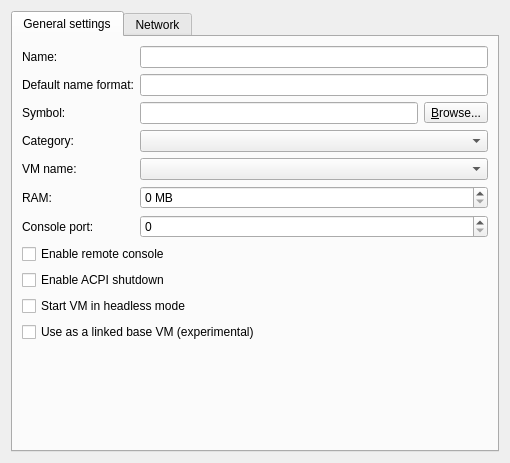
Old version of the form gns3/modules/virtualbox/ui/virtualbox_vm_configuration_page.ui in the repository GNS3/gns3-gui.
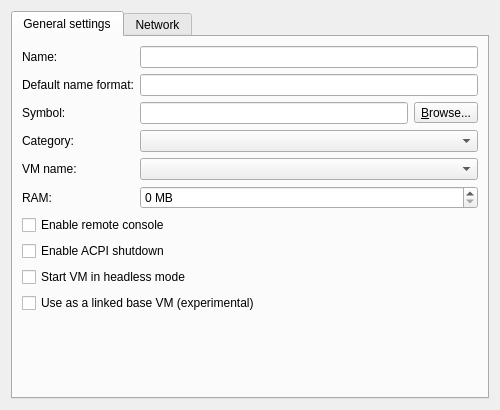
New version of the form.

Commit message: Remove manual console port choice. Fixes #1167.

Patch:
```diff
--- a/gns3/modules/virtualbox/ui/virtualbox_vm_configuration_page.ui
+++ b/gns3/modules/virtualbox/ui/virtualbox_vm_configuration_page.ui
@@ -6,8 +6,8 @@
    <rect>
     <x>0</x>
     <y>0</y>
-    <width>510</width>
-    <height>463</height>
+    <width>500</width>
+    <height>410</height>
    </rect>
   </property>
   <property name="windowTitle">
@@ -84,31 +84,7 @@
          </property>
         </widget>
        </item>
-       <item row="2" column="0">
-        <widget class="QLabel" name="uiSymbolLabel">
-         <property name="text">
-          <string>Symbol:</string>
-         </property>
-        </widget>
-       </item>
-       <item row="8" column="0" colspan="2">
-        <widget class="QCheckBox" name="uiACPIShutdownCheckBox">
-         <property name="text">
-          <string>Enable ACPI shutdown</string>
-         </property>
-        </widget>
-       </item>
-       <item row="10" column="0" colspan="2">
-        <widget class="QCheckBox" name="uiBaseVMCheckBox">
-         <property name="enabled">
-          <bool>true</bool>
-         </property>
-         <property name="text">
-          <string>Use as a linked base VM (experimental)</string>
-         </property>
-        </widget>
-       </item>
-       <item row="11" column="1">
+       <item row="10" column="1">
         <spacer name="verticalSpacer">
          <property name="orientation">
           <enum>Qt::Vertical</enum>
@@ -121,6 +97,30 @@
          </property>
         </spacer>
        </item>
+       <item row="2" column="0">
+        <widget class="QLabel" name="uiSymbolLabel">
+         <property name="text">
+          <string>Symbol:</string>
+         </property>
+        </widget>
+       </item>
+       <item row="7" column="0" colspan="2">
+        <widget class="QCheckBox" name="uiACPIShutdownCheckBox">
+         <property name="text">
+          <string>Enable ACPI shutdown</string>
+         </property>
+        </widget>
+       </item>
+       <item row="9" column="0" colspan="2">
+        <widget class="QCheckBox" name="uiBaseVMCheckBox">
+         <property name="enabled">
+          <bool>true</bool>
+         </property>
+         <property name="text">
+          <string>Use as a linked base VM (experimental)</string>
+         </property>
+        </widget>
+       </item>
        <item row="3" column="0">
         <widget class="QLabel" name="uiCategoryLabel">
          <property name="text">
@@ -131,14 +131,14 @@
        <item row="3" column="1">
         <widget class="QComboBox" name="uiCategoryComboBox"/>
        </item>
-       <item row="7" column="0" colspan="2">
+       <item row="6" column="0" colspan="2">
         <widget class="QCheckBox" name="uiEnableConsoleCheckBox">
          <property name="text">
           <string>Enable remote console</string>
          </property>
         </widget>
        </item>
-       <item row="9" column="0" colspan="2">
+       <item row="8" column="0" colspan="2">
         <widget class="QCheckBox" name="uiHeadlessModeCheckBox">
          <property name="text">
           <string>Start VM in headless mode</string>
@@ -155,20 +155,6 @@
          </property>
         </widget>
        </item>
-       <item row="6" column="0">
-        <widget class="QLabel" name="uiConsolePortLabel">
-         <property name="text">
-          <string>Console port:</string>
-         </property>
-        </widget>
-       </item>
-       <item row="6" column="1">
-        <widget class="QSpinBox" name="uiConsolePortSpinBox">
-         <property name="maximum">
-          <number>65535</number>
-         </property>
-        </widget>
-       </item>
        <item row="1" column="0">
         <widget class="QLabel" name="uiDefaultNameFormatLabel">
          <property name="text">
```
The commit also changes 20 other files.
